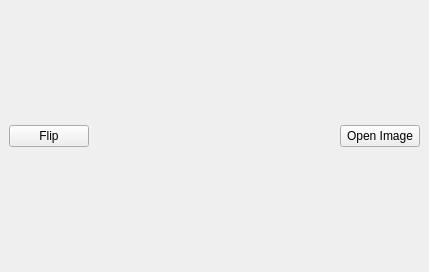
The window that main_ui.ui (zhangwanjun4843/image_viewer) describes before a commit, drawn with Qt 5.
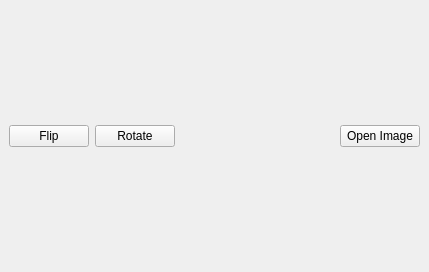
The same window after the commit.

Patch:
```diff
--- a/main_ui.ui
+++ b/main_ui.ui
@@ -36,6 +36,13 @@
         </property>
        </widget>
       </item>
+      <item>
+       <widget class="QPushButton" name="pushButton_3">
+        <property name="text">
+         <string>Rotate</string>
+        </property>
+       </widget>
+      </item>
       <item>
        <spacer name="horizontalSpacer">
         <property name="orientation">
```
